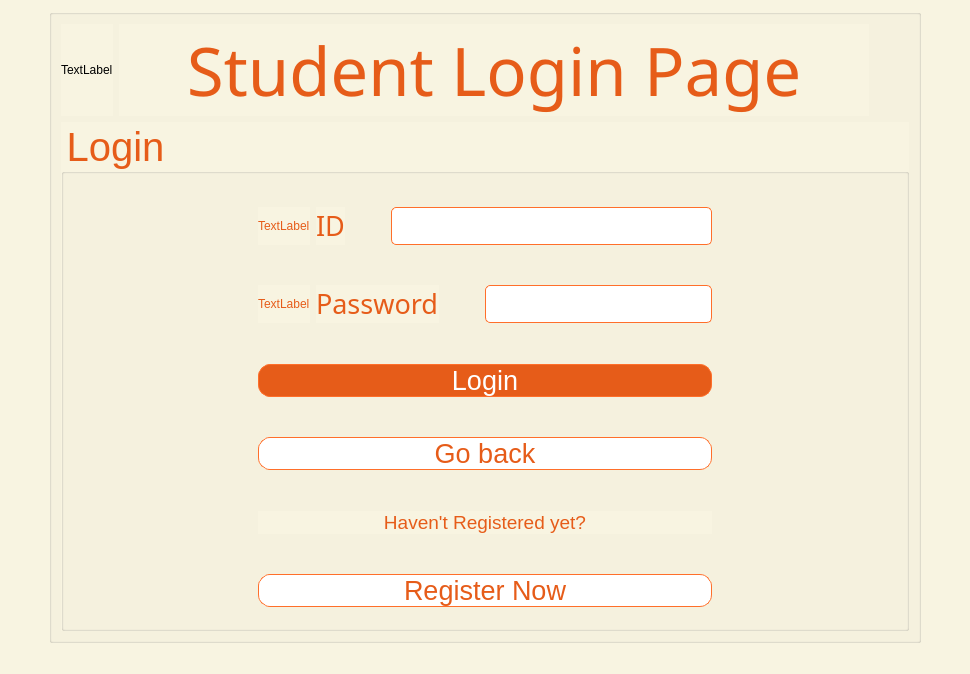
Qt form ExamSphereV1/studentlogin.ui (BiratBC/ExamSphereV1) before a commit.
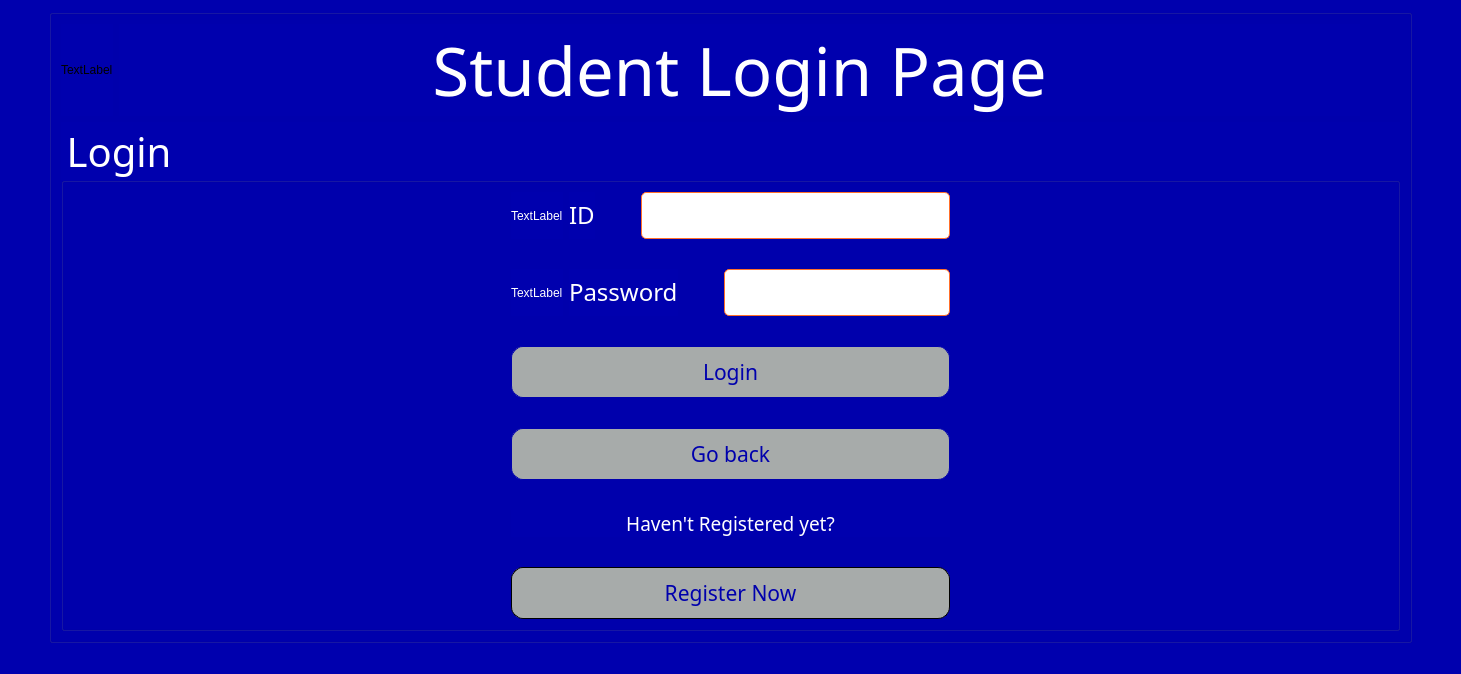
The same form after that commit.

Patch:
```diff
--- a/ExamSphereV1/studentlogin.ui
+++ b/ExamSphereV1/studentlogin.ui
@@ -6,7 +6,7 @@
    <rect>
     <x>0</x>
     <y>0</y>
-    <width>970</width>
+    <width>1461</width>
     <height>674</height>
    </rect>
   </property>
@@ -14,7 +14,7 @@
    <string>ExamSphere</string>
   </property>
   <property name="styleSheet">
-   <string notr="true">background-color: rgb(248, 244, 225);
+   <string notr="true">background-color: rgba(0,0,174,255)
 
 </string>
   </property>
@@ -39,7 +39,7 @@
     <item row="0" column="1">
      <widget class="QGroupBox" name="groupBox">
       <property name="styleSheet">
-       <string notr="true">background-color: rgb(248, 244, 225);</string>
+       <string notr="true">background-color: rgba(0,0,174,255);</string>
       </property>
       <property name="title">
        <string/>
@@ -64,12 +64,12 @@
            </property>
            <property name="font">
             <font>
-             <family>Ubuntu Medium</family>
+             <family>Ac437 IBM EGA 8x8</family>
              <pointsize>50</pointsize>
             </font>
            </property>
            <property name="text">
-            <string>&lt;font color = #E65C19&gt;Student Login Page</string>
+            <string>&lt;font color = #fff&gt;Student Login Page</string>
            </property>
            <property name="alignment">
             <set>Qt::AlignCenter</set>
@@ -98,12 +98,12 @@
         <widget class="QGroupBox" name="Login">
          <property name="font">
           <font>
-           <family>Ubuntu</family>
+           <family>Ac437 IBM EGA 8x8</family>
            <pointsize>30</pointsize>
           </font>
          </property>
          <property name="styleSheet">
-          <string notr="true">color:#E65C19;</string>
+          <string notr="true">color:#fff;</string>
          </property>
          <property name="title">
           <string>Login</string>
@@ -117,6 +117,9 @@
                <layout class="QHBoxLayout" name="horizontalLayout">
                 <item>
                  <widget class="QLabel" name="idimg">
+                  <property name="styleSheet">
+                   <string notr="true">color:#fff;</string>
+                  </property>
                   <property name="text">
                    <string>TextLabel</string>
                   </property>
@@ -126,12 +129,12 @@
                  <widget class="QLabel" name="id">
                   <property name="font">
                    <font>
-                    <family>Ubuntu Light</family>
-                    <pointsize>20</pointsize>
+                    <family>Ac437 IBM EGA 8x8</family>
+                    <pointsize>18</pointsize>
                    </font>
                   </property>
                   <property name="text">
-                   <string>&lt;font color = #E65C19&gt;ID</string>
+                   <string>&lt;font color = #fff&gt;ID</string>
                   </property>
                  </widget>
                 </item>
@@ -155,15 +158,17 @@
                  <widget class="QLineEdit" name="idLine">
                   <property name="font">
                    <font>
-                    <family>Ubuntu Light</family>
-                    <pointsize>18</pointsize>
+                    <family>Ac437 IBM CGA</family>
+                    <pointsize>16</pointsize>
                    </font>
                   </property>
                   <property name="styleSheet">
-                   <string notr="true">background-color: rgb(255, 255, 255);
-border: 1px solid;
+                   <string notr="true">border: 1px solid;
 border-color: rgb(255, 111, 42);
-border-radius:5px;</string>
+border-radius:5px;
+height:45px;
+background-color: rgb(255, 255, 255);
+color:#0000ad;</string>
                   </property>
                  </widget>
                 </item>
@@ -198,12 +203,12 @@
                  <widget class="QLabel" name="password">
                   <property name="font">
                    <font>
-                    <family>Ubuntu Light</family>
-                    <pointsize>20</pointsize>
+                    <family>Ac437 IBM EGA 8x8</family>
+                    <pointsize>18</pointsize>
                    </font>
                   </property>
                   <property name="text">
-                   <string>&lt;font color = #E65C19&gt;Password</string>
+                   <string>&lt;font color = #fff&gt;Password</string>
                   </property>
                  </widget>
                 </item>
@@ -227,15 +232,17 @@
                  <widget class="QLineEdit" name="passwordLine">
                   <property name="font">
                    <font>
-                    <family>Ubuntu Light</family>
-                    <pointsize>18</pointsize>
+                    <family>Ac437 IBM CGA</family>
+                    <pointsize>16</pointsize>
                    </font>
                   </property>
                   <property name="styleSheet">
                    <string notr="true">background-color: rgb(255, 255, 255);
 border: 1px solid;
 border-color: rgb(255, 111, 42);
-border-radius:5px;</string>
+border-radius:5px;
+height:45px;
+color:#0000ad;</string>
                   </property>
                   <property name="echoMode">
                    <enum>QLineEdit::Password</enum>
@@ -266,19 +273,21 @@
              <widget class="QPushButton" name="pushButton">
               <property name="font">
                <font>
-                <family>Ubuntu</family>
-                <pointsize>20</pointsize>
+                <family>Ac437 IBM EGA 8x8</family>
+                <pointsize>16</pointsize>
                </font>
               </property>
               <property name="cursor">
                <cursorShape>PointingHandCursor</cursorShape>
               </property>
               <property name="styleSheet">
-               <string notr="true">background-color: rgb(230, 92, 25);
-color: rgb(255, 255, 255);
+               <string notr="true">background-color: #a7abaa;
+color: rgba(0,0,173,255);
 border-radius: 12px; 
 border: 1px solid;
-border-color: rgb(255, 111, 42);</string>
+border-color: #0000ad;
+height:50px;
+width:100px;</string>
               </property>
               <property name="text">
                <string>Login</string>
@@ -305,19 +314,20 @@
              <widget class="QPushButton" name="pushButton_2">
               <property name="font">
                <font>
-                <family>Ubuntu</family>
-                <pointsize>20</pointsize>
+                <family>Ac437 IBM EGA 8x8</family>
+                <pointsize>16</pointsize>
                </font>
               </property>
               <property name="cursor">
                <cursorShape>PointingHandCursor</cursorShape>
               </property>
               <property name="styleSheet">
-               <string notr="true">
-background-color: rgb(255, 255, 255);
+               <string notr="true">background-color: #a7abaa;
+color:rgba(0,0,173,255);
 border-radius: 12px; 
 border: 1px solid;
-border-color: rgb(255, 111, 42);</string>
+border-color: #0000ad;
+height:50px;</string>
               </property>
               <property name="text">
                <string>Go back</string>
@@ -344,11 +354,15 @@
              <widget class="QLabel" name="label_2">
               <property name="font">
                <font>
+                <family>Ac437 IBM EGA 8x8</family>
                 <pointsize>14</pointsize>
                </font>
               </property>
+              <property name="styleSheet">
+               <string notr="true">color: rgb(255, 255, 255);</string>
+              </property>
               <property name="text">
-               <string>Haven't Registered yet?</string>
+               <string>&lt;font color:#fffff&gt;Haven't Registered yet?</string>
               </property>
               <property name="alignment">
                <set>Qt::AlignCenter</set>
@@ -375,18 +389,20 @@
              <widget class="QPushButton" name="pushButton_3">
               <property name="font">
                <font>
-                <family>Ubuntu</family>
-                <pointsize>20</pointsize>
+                <family>Ac437 IBM EGA 8x8</family>
+                <pointsize>16</pointsize>
                </font>
               </property>
               <property name="cursor">
                <cursorShape>PointingHandCursor</cursorShape>
               </property>
               <property name="styleSheet">
-               <string notr="true">background-color: rgb(255, 255, 255);
+               <string notr="true">background-color:rgba(167,171,170,255);
 border-radius: 12px; 
 border: 1px solid;
-border-color: rgb(255, 111, 42);</string>
+
+color:rgba(0,0,173,255);
+height:50px;</string>
               </property>
               <property name="text">
                <string>Register Now</string>
@@ -442,6 +458,9 @@
             <property name="orientation">
              <enum>Qt::Horizontal</enum>
             </property>
+            <property name="sizeType">
+             <enum>QSizePolicy::MinimumExpanding</enum>
+            </property>
             <property name="sizeHint" stdset="0">
              <size>
               <width>40</width>
@@ -455,6 +474,9 @@
             <property name="orientation">
              <enum>Qt::Horizontal</enum>
             </property>
+            <property name="sizeType">
+             <enum>QSizePolicy::MinimumExpanding</enum>
+            </property>
             <property name="sizeHint" stdset="0">
              <size>
               <width>40</width>
```
Left out of the diff: 2 changed lines with no effect on the pictures.
